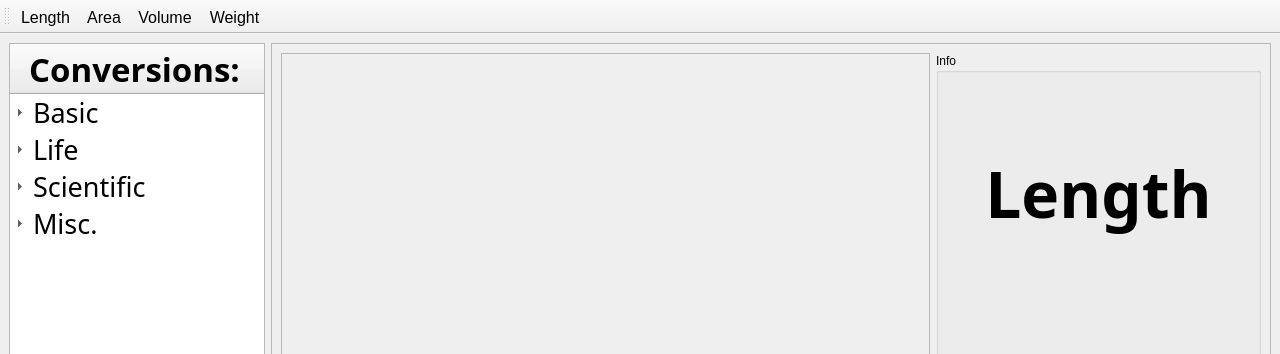
The window that mainwindow.ui (30vam/cute-converter) describes before a commit, drawn with Qt 5; both pictures show x 0 to 1280 and y 0 to 354 of the 1280 by 800 pixel window.
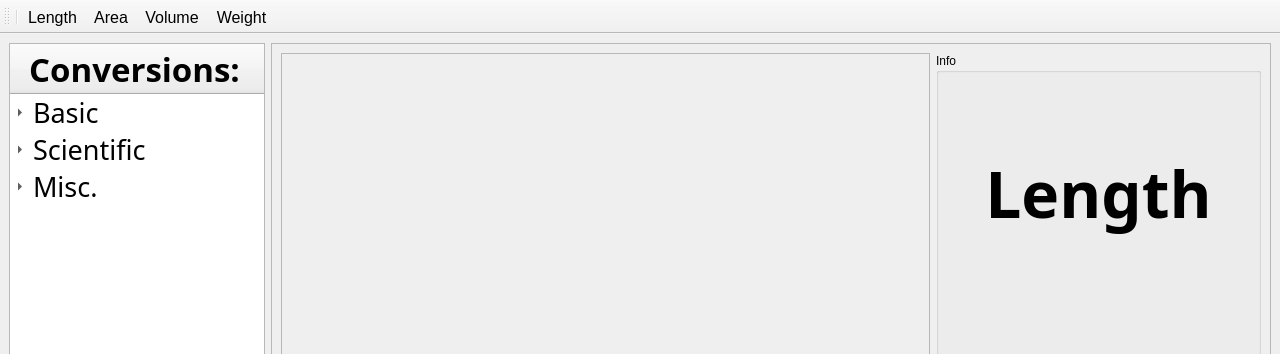
The same window after the commit. The open tabs and pages were chosen to show the change. Icons and pictures are not drawn.

Patch:
```diff
--- a/mainwindow.ui
+++ b/mainwindow.ui
@@ -146,17 +146,6 @@
           <normaloff>:/icons/wight(mass)_tree_icon.png</normaloff>:/icons/wight(mass)_tree_icon.png</iconset>
         </property>
        </item>
-      </item>
-      <item>
-       <property name="text">
-        <string>Life</string>
-       </property>
-       <property name="font">
-        <font>
-         <family>Aleo Medium</family>
-         <pointsize>20</pointsize>
-        </font>
-       </property>
        <item>
         <property name="text">
          <string>New Subitem</string>
@@ -1148,6 +1137,7 @@
    <attribute name="toolBarBreak">
     <bool>false</bool>
    </attribute>
+   <addaction name="separator"/>
    <addaction name="switchToLengthAction"/>
    <addaction name="switchToAreaAction"/>
    <addaction name="switchToVolumeAction"/>
```
Left out of the diff: 25 changed lines with no effect on the pictures.
